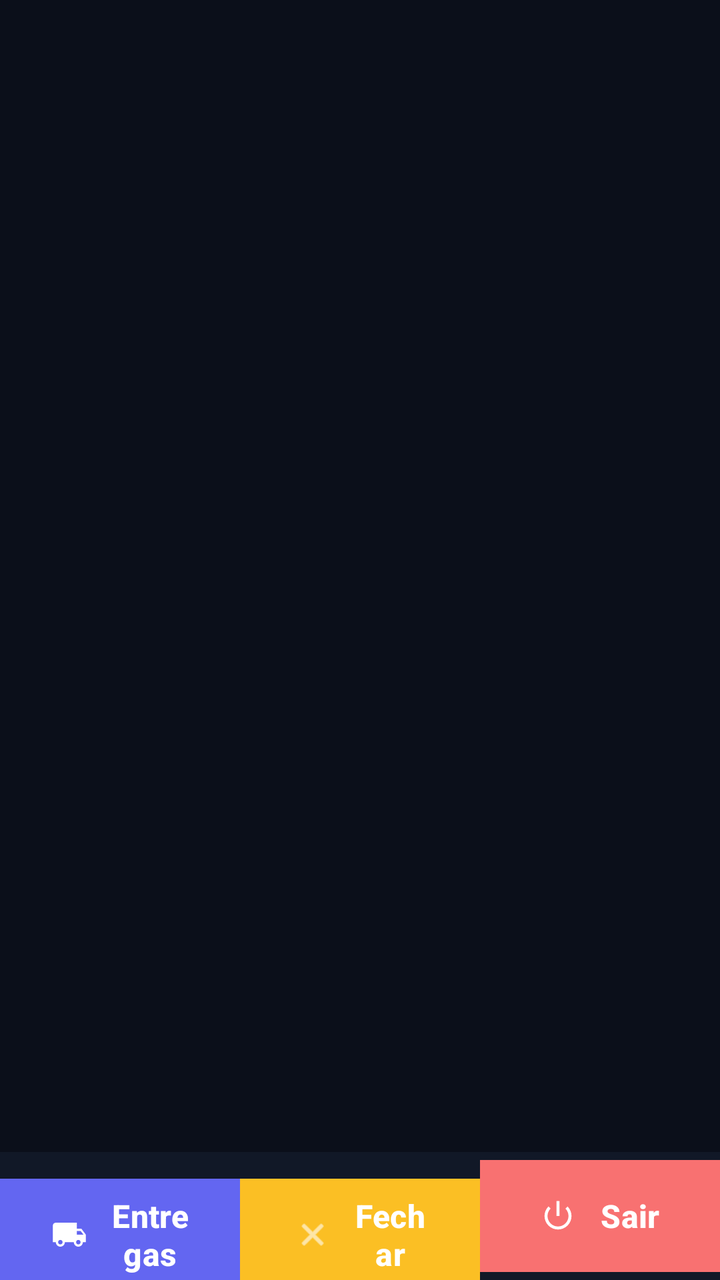
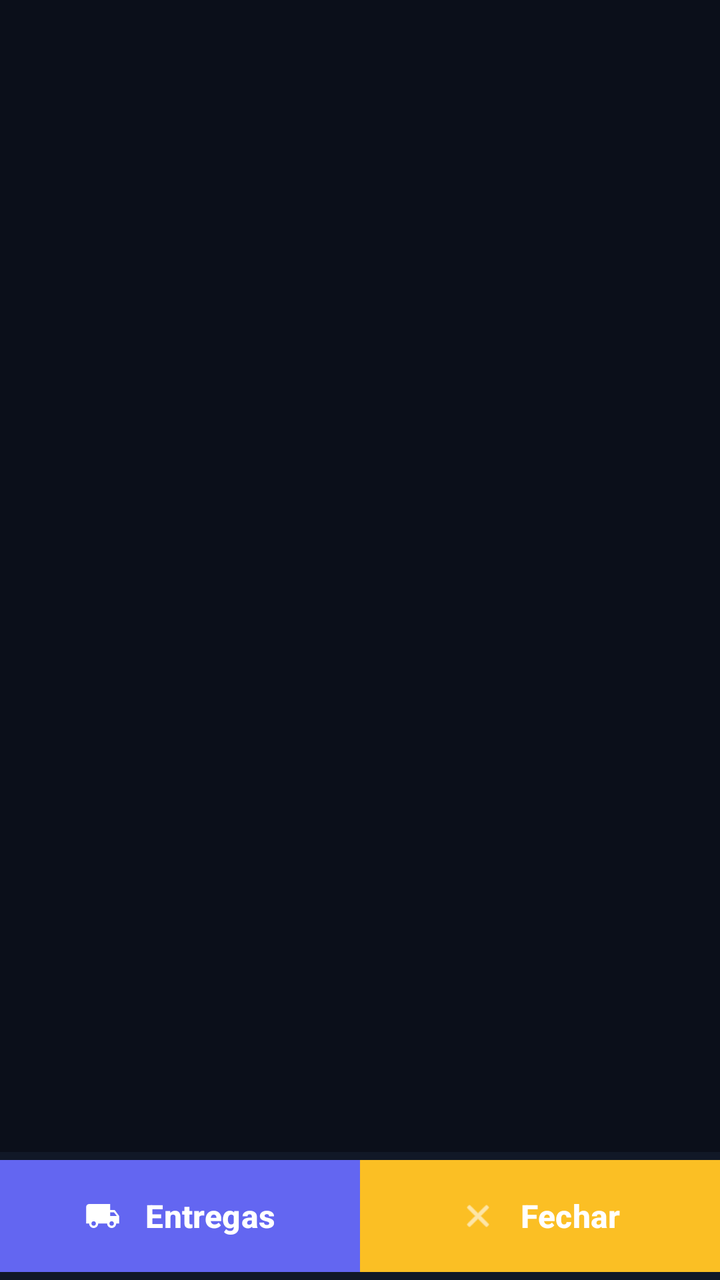

The first picture is an Android layout as it rendered before a commit; the second is the same layout after the commit. The layout source and the unified diff follow.
<!-- AndroidManifest.xml: application theme Theme.Entregador -->
<!-- res/layout/activity_home.xml -->
<?xml version="1.0" encoding="utf-8"?>
<LinearLayout xmlns:android="http://schemas.android.com/apk/res/android"
    xmlns:app="http://schemas.android.com/apk/res-auto"
    android:layout_width="match_parent"
    android:layout_height="match_parent"
    android:orientation="vertical"
    android:background="@color/background"
    android:fitsSystemWindows="true">

    <FrameLayout
        android:id="@+id/fragment_container"
        android:layout_width="match_parent"
        android:layout_height="0dp"
        android:layout_weight="1"
        android:background="@color/background" />

    <LinearLayout
        android:layout_width="match_parent"
        android:layout_height="wrap_content"
        android:orientation="horizontal"
        android:background="@color/surface">

        <com.google.android.material.button.MaterialButton
            android:id="@+id/bottomNav"
            android:layout_width="0dp"
            android:layout_height="64dp"
            android:layout_weight="1"
            android:text="Entregas"
            android:textStyle="bold"
            android:textSize="16sp"
            android:textColor="@color/on_primary"
            app:icon="@drawable/ic_tarefas"
            app:iconGravity="textStart"
            app:iconPadding="12dp"
            app:iconTint="@color/on_primary"
            app:cornerRadius="0dp"
            android:backgroundTint="@color/primary" />

        <com.google.android.material.button.MaterialButton
            android:id="@+id/btnFechar"
            android:layout_width="0dp"
            android:layout_height="64dp"
            android:layout_weight="1"
            android:text="Fechar"
            android:textStyle="bold"
            android:textSize="16sp"
            android:textColor="@color/on_primary"
            app:icon="@android:drawable/ic_menu_close_clear_cancel"
            app:iconGravity="textStart"
            app:iconPadding="12dp"
            app:iconTint="@color/on_primary"
            app:cornerRadius="0dp"
            android:backgroundTint="@color/warning" />

        <com.google.android.material.button.MaterialButton
            android:id="@+id/btnLogout"
            android:layout_width="0dp"
            android:layout_height="64dp"
            android:layout_weight="1"
            android:text="Sair"
            android:textStyle="bold"
            android:textSize="16sp"
            android:textColor="@color/on_primary"
            app:icon="@android:drawable/ic_lock_power_off"
            app:iconGravity="textStart"
            app:iconPadding="12dp"
            app:iconTint="@color/on_primary"
            app:cornerRadius="0dp"
            android:backgroundTint="@color/danger" />

    </LinearLayout>

</LinearLayout>
<!-- resources referenced by this layout -->
<resources>
  <color name="background">#0B0F1A</color>
  <color name="danger">#F87171</color>
  <color name="on_primary">#FFFFFF</color>
  <color name="primary">#6366F1</color>
  <color name="surface">#111827</color>
  <color name="warning">#FBBF24</color>
  <!-- drawable ic_tarefas (drawable) -->
  <?xml version="1.0" encoding="utf-8"?>
  <vector xmlns:android="http://schemas.android.com/apk/res/android"
      android:width="32dp"
      android:height="32dp"
      android:viewportWidth="24"
      android:viewportHeight="24">
      <path
          android:fillColor="#FFFFFFFF"
          android:pathData="M20,8h-3V4H3C1.9,4 1,4.9 1,6v11h2c0,1.66 1.34,3 3,3s3,-1.34 3,-3h6c0,1.66 1.34,3 3,3s3,-1.34 3,-3h2V12L20,8zM6,18.5c-0.83,0 -1.5,-0.67 -1.5,-1.5s0.67,-1.5 1.5,-1.5 1.5,0.67 1.5,1.5 -0.67,1.5 -1.5,1.5zM19.5,9.5l1.96,2.5H17V9.5h2.5zM18,18.5c-0.83,0 -1.5,-0.67 -1.5,-1.5s0.67,-1.5 1.5,-1.5 1.5,0.67 1.5,1.5 -0.67,1.5 -1.5,1.5z"/>
  </vector>
  <style name="Theme.Entregador" parent="Theme.Material3.Dark.NoActionBar">
          <item name="colorPrimary">@color/primary</item>
          <item name="colorPrimaryVariant">@color/primary_dark</item>
          <item name="colorSecondary">@color/accent</item>
          <item name="colorSurface">@color/surface</item>
          <item name="colorOnSurface">@color/text_primary</item>
          <item name="android:statusBarColor">@color/background</item>
          <item name="android:navigationBarColor">@color/background</item>
          <item name="android:windowBackground">@color/background</item>
          <item name="android:textColor">@color/text_primary</item>
      </style>
  <color name="primary_dark">#4F46E5</color>
  <color name="accent">#22D3EE</color>
  <color name="text_primary">#F1F5F9</color>
</resources>

<!-- the commit's change to res/layout/activity_home.xml (unified diff, before → after) -->
@@ -52,22 +52,6 @@
             app:cornerRadius="0dp"
             android:backgroundTint="@color/warning" />
 
-        <com.google.android.material.button.MaterialButton
-            android:id="@+id/btnLogout"
-            android:layout_width="0dp"
-            android:layout_height="64dp"
-            android:layout_weight="1"
-            android:text="Sair"
-            android:textStyle="bold"
-            android:textSize="16sp"
-            android:textColor="@color/on_primary"
-            app:icon="@android:drawable/ic_lock_power_off"
-            app:iconGravity="textStart"
-            app:iconPadding="12dp"
-            app:iconTint="@color/on_primary"
-            app:cornerRadius="0dp"
-            android:backgroundTint="@color/danger" />
-
     </LinearLayout>
 
 </LinearLayout>
<!-- resource entries referenced after the edit -->
@@ -1,7 +1,6 @@
 <!-- resources referenced by this layout -->
 <resources>
   <color name="background">#0B0F1A</color>
-  <color name="danger">#F87171</color>
   <color name="on_primary">#FFFFFF</color>
   <color name="primary">#6366F1</color>
   <color name="surface">#111827</color>
